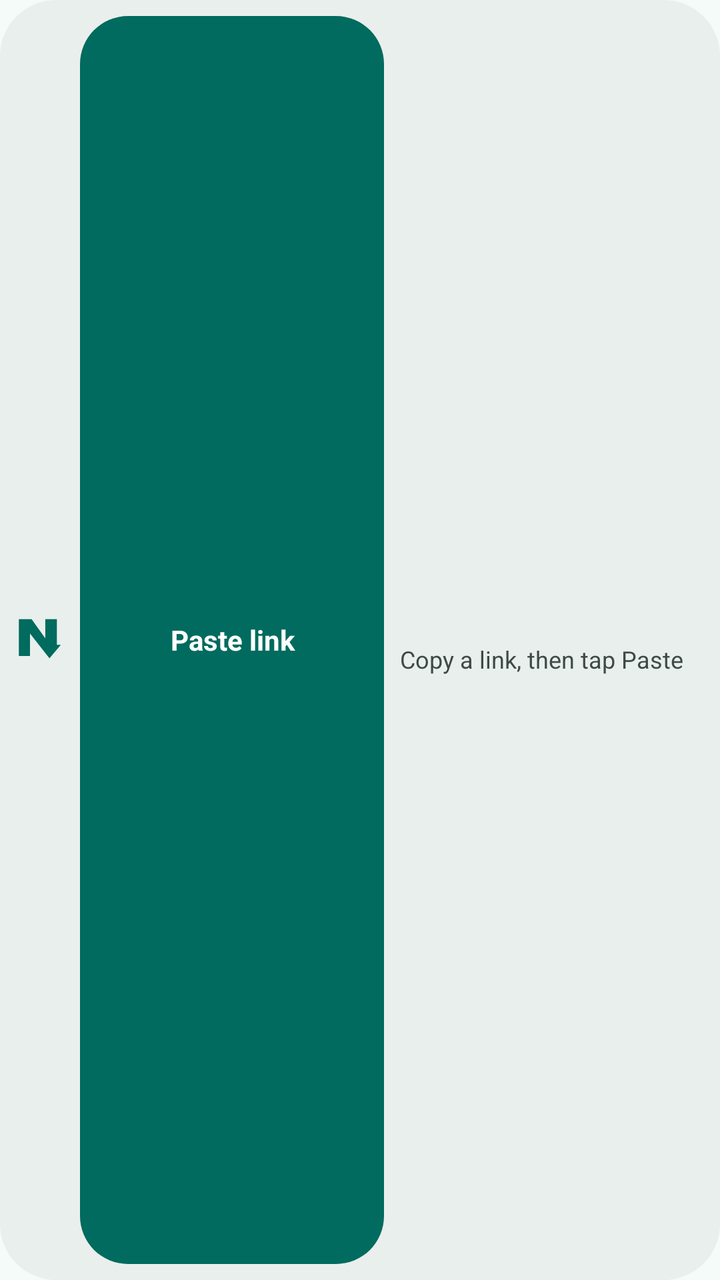
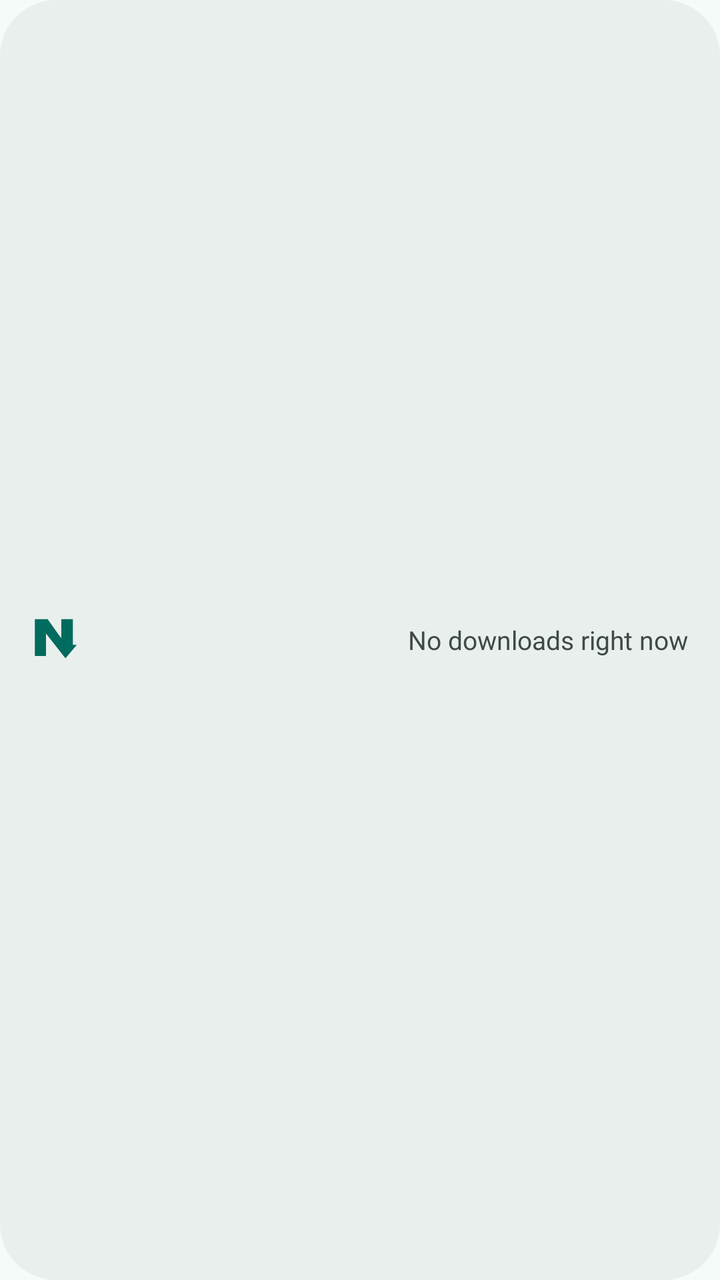

Two renders of the same Android screen: before a commit and after it. Below are the layout's source before the change and the commit's diff.
<!-- AndroidManifest.xml: application theme Theme.Nezzel -->
<!-- res/layout/widget_nezzel.xml -->
<?xml version="1.0" encoding="utf-8"?>
<LinearLayout xmlns:android="http://schemas.android.com/apk/res/android"
    android:id="@+id/widget_root" android:layout_width="match_parent" android:layout_height="match_parent"
    android:orientation="horizontal" android:gravity="center_vertical" android:padding="8dp"
    android:background="@drawable/widget_background" android:layoutDirection="locale">
    <ImageView android:layout_width="24dp" android:layout_height="32dp" android:layout_marginEnd="8dp"
        android:src="@drawable/ic_widget_mark" android:importantForAccessibility="no" />
    <TextView android:id="@+id/widget_paste" android:layout_width="0dp" android:layout_weight="1"
        android:layout_height="match_parent" android:minHeight="48dp" android:minWidth="48dp"
        android:background="@drawable/widget_button" android:gravity="center" android:paddingStart="8dp"
        android:paddingEnd="8dp" android:paddingTop="4dp" android:paddingBottom="4dp"
        android:text="@string/shortcut_paste_link" android:contentDescription="@string/shortcut_paste_link"
        android:textColor="@color/widget_on_primary" android:textSize="14sp" android:textStyle="bold"
        android:maxLines="2" android:ellipsize="end" />
    <LinearLayout android:id="@+id/widget_latest" android:layout_width="0dp" android:layout_weight="1"
        android:layout_height="match_parent" android:minHeight="48dp" android:minWidth="48dp"
        android:layout_marginStart="8dp" android:orientation="vertical" android:gravity="center_vertical"
        android:contentDescription="@string/downloads" android:background="@drawable/widget_latest_background">
        <TextView android:id="@+id/widget_title" android:layout_width="match_parent" android:layout_height="wrap_content"
            android:textSize="14sp" android:textColor="@color/widget_on_surface" android:maxLines="1"
            android:ellipsize="end" android:textDirection="firstStrong" android:importantForAccessibility="no" />
        <TextView android:id="@+id/widget_status" android:layout_width="match_parent" android:layout_height="wrap_content"
            android:text="@string/widget_empty" android:textSize="12sp" android:textColor="@color/widget_on_surface_variant"
            android:maxLines="2" android:ellipsize="end" android:importantForAccessibility="no" />
    </LinearLayout>
</LinearLayout>
<!-- resources referenced by this layout -->
<resources>
  <color name="widget_on_primary">#FFFFFF</color>
  <color name="widget_on_surface">#171D1B</color>
  <color name="widget_on_surface_variant">#3F4946</color>
  <!-- drawable ic_widget_mark (drawable) -->
  <?xml version="1.0" encoding="utf-8"?>
  <vector xmlns:android="http://schemas.android.com/apk/res/android" android:width="24dp" android:height="24dp"
      android:viewportWidth="180" android:viewportHeight="160">
      <group android:translateX="-62" android:translateY="-72">
          <path android:fillColor="@color/nezzel_brand_mark" android:pathData="M72.722,82.7183 L120.53041,82.7183 L171.81581,146.17311 L171.81581,82.7183 L215.278,82.7183 L215.278,167.90421 L230.05515,167.90421 L187.4622,213.10489 L114.44571,130.52672 L114.44571,205.2817 L72.722,205.2817 Z" />
      </group>
  </vector>
  <!-- drawable widget_background (drawable) -->
  <?xml version="1.0" encoding="utf-8"?>
  <shape xmlns:android="http://schemas.android.com/apk/res/android" android:shape="rectangle">
      <solid android:color="@color/widget_surface" /><corners android:radius="@dimen/widget_radius" />
  </shape>
  <!-- drawable widget_button (drawable) -->
  <?xml version="1.0" encoding="utf-8"?>
  <ripple xmlns:android="http://schemas.android.com/apk/res/android" android:color="@color/widget_ripple">
      <item><shape android:shape="rectangle"><solid android:color="@color/widget_primary" /><corners android:radius="24dp" /></shape></item>
  </ripple>
  <!-- drawable widget_latest_background (drawable) -->
  <?xml version="1.0" encoding="utf-8"?>
  <ripple xmlns:android="http://schemas.android.com/apk/res/android" android:color="@color/widget_ripple">
      <item android:id="@android:id/mask"><shape android:shape="rectangle"><solid android:color="#FFFFFFFF" /><corners android:radius="8dp" /></shape></item>
  </ripple>
  <string name="downloads">Downloads</string>
  <string name="shortcut_paste_link">Paste link</string>
  <string name="widget_empty">Copy a link, then tap Paste</string>
  <style name="Theme.Nezzel" parent="Theme.AppCompat.DayNight.NoActionBar">
          <item name="colorAccent">@color/nezzel_primary</item>
          <item name="android:colorAccent">@color/nezzel_primary</item>
          <item name="android:windowBackground">@color/nezzel_surface</item>
          <item name="android:windowLightStatusBar">true</item>
          <item name="android:windowLightNavigationBar">true</item>
          <item name="android:statusBarColor">@android:color/transparent</item>
          <item name="android:navigationBarColor">@android:color/transparent</item>
          <item name="android:windowActionModeOverlay">true</item>
      </style>
  <color name="nezzel_brand_mark">@color/nezzel_brand_teal</color>
  <color name="widget_surface">#E9EFEC</color>
  <dimen name="widget_radius">16dp</dimen>
  <color name="widget_ripple">#4082D5C5</color>
  <color name="widget_primary">#006B5E</color>
  <color name="nezzel_primary">#006B5E</color>
  <color name="nezzel_surface">#F5FBF8</color>
  <color name="nezzel_brand_teal">#006B5E</color>
</resources>

<!-- the commit's change to res/layout/widget_nezzel.xml (unified diff, before → after) -->
@@ -1,26 +1,33 @@
 <?xml version="1.0" encoding="utf-8"?>
 <LinearLayout xmlns:android="http://schemas.android.com/apk/res/android"
     android:id="@+id/widget_root" android:layout_width="match_parent" android:layout_height="match_parent"
-    android:orientation="horizontal" android:gravity="center_vertical" android:padding="8dp"
-    android:background="@drawable/widget_background" android:layoutDirection="locale">
-    <ImageView android:layout_width="24dp" android:layout_height="32dp" android:layout_marginEnd="8dp"
+    android:orientation="horizontal" android:gravity="center_vertical" android:minHeight="48dp"
+    android:paddingStart="16dp" android:paddingEnd="16dp" android:paddingTop="8dp" android:paddingBottom="8dp"
+    android:background="@drawable/widget_background" android:layoutDirection="locale"
+    android:contentDescription="@string/downloads">
+    <ImageView android:layout_width="24dp" android:layout_height="32dp" android:layout_marginEnd="12dp"
         android:src="@drawable/ic_widget_mark" android:importantForAccessibility="no" />
-    <TextView android:id="@+id/widget_paste" android:layout_width="0dp" android:layout_weight="1"
-        android:layout_height="match_parent" android:minHeight="48dp" android:minWidth="48dp"
-        android:background="@drawable/widget_button" android:gravity="center" android:paddingStart="8dp"
-        android:paddingEnd="8dp" android:paddingTop="4dp" android:paddingBottom="4dp"
-        android:text="@string/shortcut_paste_link" android:contentDescription="@string/shortcut_paste_link"
-        android:textColor="@color/widget_on_primary" android:textSize="14sp" android:textStyle="bold"
-        android:maxLines="2" android:ellipsize="end" />
-    <LinearLayout android:id="@+id/widget_latest" android:layout_width="0dp" android:layout_weight="1"
-        android:layout_height="match_parent" android:minHeight="48dp" android:minWidth="48dp"
-        android:layout_marginStart="8dp" android:orientation="vertical" android:gravity="center_vertical"
-        android:contentDescription="@string/downloads" android:background="@drawable/widget_latest_background">
-        <TextView android:id="@+id/widget_title" android:layout_width="match_parent" android:layout_height="wrap_content"
-            android:textSize="14sp" android:textColor="@color/widget_on_surface" android:maxLines="1"
-            android:ellipsize="end" android:textDirection="firstStrong" android:importantForAccessibility="no" />
-        <TextView android:id="@+id/widget_status" android:layout_width="match_parent" android:layout_height="wrap_content"
-            android:text="@string/widget_empty" android:textSize="12sp" android:textColor="@color/widget_on_surface_variant"
-            android:maxLines="2" android:ellipsize="end" android:importantForAccessibility="no" />
+    <LinearLayout android:layout_width="0dp" android:layout_weight="1" android:layout_height="wrap_content"
+        android:orientation="vertical">
+        <LinearLayout android:layout_width="match_parent" android:layout_height="wrap_content"
+            android:orientation="horizontal" android:gravity="center_vertical">
+            <TextView android:id="@+id/widget_title" android:layout_width="0dp" android:layout_weight="1"
+                android:layout_height="wrap_content" android:layout_marginEnd="8dp" android:textSize="14sp"
+                android:textColor="@color/widget_on_surface" android:maxLines="1" android:ellipsize="end"
+                android:textDirection="firstStrong" android:textAlignment="viewStart" android:importantForAccessibility="no" />
+            <TextView android:id="@+id/widget_status" android:layout_width="wrap_content" android:layout_height="wrap_content"
+                android:text="@string/widget_idle" android:textSize="13sp" android:textColor="@color/widget_on_surface_variant"
+                android:maxLines="2" android:ellipsize="end" android:importantForAccessibility="no" />
+        </LinearLayout>
+        
+        <ProgressBar android:id="@+id/widget_progress" style="@android:style/Widget.Material.ProgressBar.Horizontal"
+            android:layout_width="match_parent" android:layout_height="4dp" android:layout_marginTop="8dp"
+            android:max="100" android:progressDrawable="@drawable/widget_progress"
+            android:indeterminateTint="@color/widget_primary" android:indeterminateTintMode="src_in"
+            android:importantForAccessibility="no" android:visibility="gone" />
+        <ProgressBar android:id="@+id/widget_progress_paused" style="@android:style/Widget.Material.ProgressBar.Horizontal"
+            android:layout_width="match_parent" android:layout_height="4dp" android:layout_marginTop="8dp"
+            android:max="100" android:progressDrawable="@drawable/widget_progress" android:alpha="0.5"
+            android:importantForAccessibility="no" android:visibility="gone" />
     </LinearLayout>
 </LinearLayout>
<!-- resource entries referenced after the edit -->
@@ -1,6 +1,5 @@
 <!-- resources referenced by this layout -->
 <resources>
-  <color name="widget_on_primary">#FFFFFF</color>
   <color name="widget_on_surface">#171D1B</color>
   <color name="widget_on_surface_variant">#3F4946</color>
   <!-- drawable ic_widget_mark (drawable) -->
@@ -16,19 +15,20 @@
   <shape xmlns:android="http://schemas.android.com/apk/res/android" android:shape="rectangle">
       <solid android:color="@color/widget_surface" /><corners android:radius="@dimen/widget_radius" />
   </shape>
-  <!-- drawable widget_button (drawable) -->
+  <!-- drawable widget_progress (drawable) -->
   <?xml version="1.0" encoding="utf-8"?>
-  <ripple xmlns:android="http://schemas.android.com/apk/res/android" android:color="@color/widget_ripple">
-      <item><shape android:shape="rectangle"><solid android:color="@color/widget_primary" /><corners android:radius="24dp" /></shape></item>
-  </ripple>
-  <!-- drawable widget_latest_background (drawable) -->
-  <?xml version="1.0" encoding="utf-8"?>
-  <ripple xmlns:android="http://schemas.android.com/apk/res/android" android:color="@color/widget_ripple">
-      <item android:id="@android:id/mask"><shape android:shape="rectangle"><solid android:color="#FFFFFFFF" /><corners android:radius="8dp" /></shape></item>
-  </ripple>
+  <layer-list xmlns:android="http://schemas.android.com/apk/res/android">
+      <item android:id="@android:id/background">
+          <shape><solid android:color="@color/widget_track" /><corners android:radius="2dp" /></shape>
+      </item>
+      <item android:id="@android:id/progress">
+          <scale android:scaleWidth="100%" android:scaleGravity="start|fill_vertical">
+              <shape><solid android:color="@color/widget_primary" /><corners android:radius="2dp" /></shape>
+          </scale>
+      </item>
+  </layer-list>
   <string name="downloads">Downloads</string>
-  <string name="shortcut_paste_link">Paste link</string>
-  <string name="widget_empty">Copy a link, then tap Paste</string>
+  <string name="widget_idle">No downloads right now</string>
   <style name="Theme.Nezzel" parent="Theme.AppCompat.DayNight.NoActionBar">
           <item name="colorAccent">@color/nezzel_primary</item>
           <item name="android:colorAccent">@color/nezzel_primary</item>
@@ -42,7 +42,7 @@
   <color name="nezzel_brand_mark">@color/nezzel_brand_teal</color>
   <color name="widget_surface">#E9EFEC</color>
   <dimen name="widget_radius">16dp</dimen>
-  <color name="widget_ripple">#4082D5C5</color>
+  <color name="widget_track">#333F4946</color>
   <color name="widget_primary">#006B5E</color>
   <color name="nezzel_primary">#006B5E</color>
   <color name="nezzel_surface">#F5FBF8</color>
